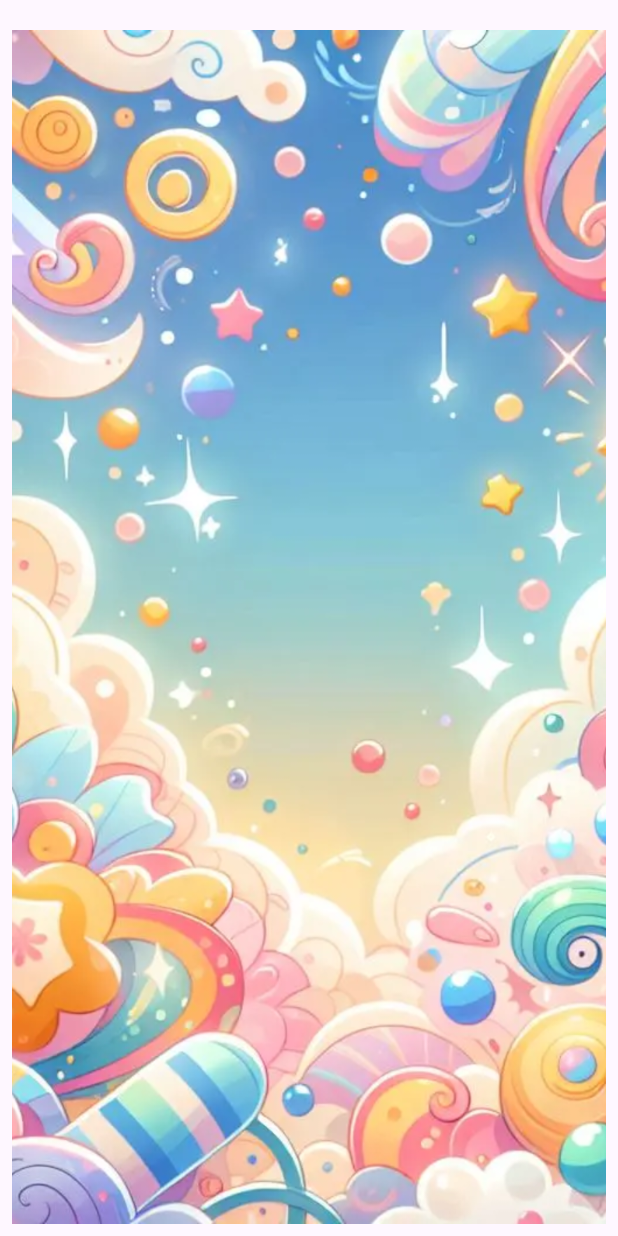
After one commit to Daffnel/CardGame, an Android app: the GameActivity screen opened directly, with no data from a screen before it, on a phone screen of 412 x 824 dp. The commit adds this screen. Run offline under Robolectric (Android 15) with nearby library versions, the phone set to English and light mode, and no system bars.

Commit message:
Design og home screen done

```diff
--- a/app/src/main/AndroidManifest.xml
+++ b/app/src/main/AndroidManifest.xml
@@ -11,10 +11,11 @@
         android:roundIcon="@mipmap/ic_launcher_round"
         android:supportsRtl="true"
         android:theme="@style/Theme.CardGame"
-
         tools:targetApi="31">
         <activity
-
+            android:name=".GameActivity"
+            android:exported="false" />
+        <activity
             android:name=".MainActivity"
             android:exported="true">
             <intent-filter>
--- /dev/null
+++ b/app/src/main/java/com/hfad/cardgame/GameActivity.kt
@@ -0,0 +1,20 @@
+package com.hfad.cardgame
+
+import android.os.Bundle
+import androidx.activity.enableEdgeToEdge
+import androidx.appcompat.app.AppCompatActivity
+import androidx.core.view.ViewCompat
+import androidx.core.view.WindowInsetsCompat
+
+class GameActivity : AppCompatActivity() {
+    override fun onCreate(savedInstanceState: Bundle?) {
+        super.onCreate(savedInstanceState)
+        enableEdgeToEdge()
+        setContentView(R.layout.activity_game)
+        ViewCompat.setOnApplyWindowInsetsListener(findViewById(R.id.main)) { v, insets ->
+            val systemBars = insets.getInsets(WindowInsetsCompat.Type.systemBars())
+            v.setPadding(systemBars.left, systemBars.top, systemBars.right, systemBars.bottom)
+            insets
+        }
+    }
+}
--- /dev/null
+++ b/app/src/main/res/layout/activity_game.xml
@@ -0,0 +1,34 @@
+<?xml version="1.0" encoding="utf-8"?>
+<FrameLayout xmlns:android="http://schemas.android.com/apk/res/android"
+    xmlns:app="http://schemas.android.com/apk/res-auto"
+    xmlns:tools="http://schemas.android.com/tools"
+    android:id="@+id/main"
+    android:layout_width="match_parent"
+    android:layout_height="match_parent"
+    tools:context=".GameActivity">
+
+    <ImageView
+    android:id="@+id/backgroundPicture"
+    android:layout_width="match_parent"
+    android:layout_height="match_parent"
+    android:contentDescription="@string/backgroun_picture"
+    android:scaleType="centerCrop"
+    android:src="@drawable/izzyfizzybackground"
+    tools:ignore="ImageContrastCheck"
+    android:layout_marginHorizontal="8dp"
+    android:layout_marginTop="20dp"
+    android:layout_marginBottom="8dp"/>
+
+
+
+
+
+
+
+
+
+
+
+
+
+</FrameLayout>
--- a/gradle/libs.versions.toml
+++ b/gradle/libs.versions.toml
@@ -22,4 +22,4 @@ androidx-constraintlayout = { group = "androidx.constraintlayout", name = "const
 
 [plugins]
 android-application = { id = "com.android.application", version.ref = "agp" }
-kotlin-android = { id = "org.jetbrains.kotlin.android", version.ref = "kotlin" }
+kotlin-android = { id = "org.jetbrains.kotlin.android", version = "2.0.21" }
```
Also changed, not shown: app/src/main/java/com/hfad/cardgame/Cards.kt (added, +37 -0 lines), app/src/main/java/com/hfad/cardgame/MainActivity.kt (+27 -0 lines), 1 other file.
